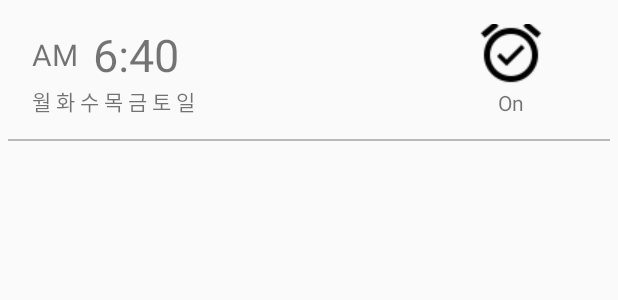
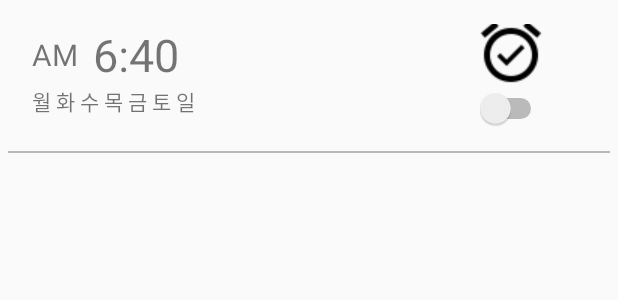
Before and after one commit to jungjusung/BoostcampAlarmApp, an Android app: the layout alarmlist_item.xml on its own in the app's theme, with its tools: preview values and no code run, on a phone screen of 412 x 824 dp. Shown: the top 300 px of the screen. Run offline under Robolectric (Android 15) with nearby library versions, the phone set to English and light mode, and no system bars.

Commit message:
db update

```diff
--- a/MyApplication/app/src/main/java/jungjusung/boostcamp/android/alarmapp/AlarmAdapter.java
+++ b/MyApplication/app/src/main/java/jungjusung/boostcamp/android/alarmapp/AlarmAdapter.java
@@ -35,7 +35,9 @@ public class AlarmAdapter extends RecyclerView.Adapter<AlarmViewHolder>{
 
         return alarmViewHolder;
     }
-
+    public void setItem(int size){
+        mAlarmItems=size;
+    }
     @Override
     public void onBindViewHolder(AlarmViewHolder holder, int position) {
         Log.d(TAG, "#" + position);
--- a/MyApplication/app/src/main/res/layout/alarmlist_item.xml
+++ b/MyApplication/app/src/main/res/layout/alarmlist_item.xml
@@ -1,7 +1,7 @@
 <?xml version="1.0" encoding="utf-8"?>
 <LinearLayout xmlns:android="http://schemas.android.com/apk/res/android"
     android:layout_width="match_parent"
-    android:layout_height="match_parent"
+    android:layout_height="wrap_content"
     android:orientation="vertical"
     android:paddingLeft="5dp"
     android:paddingRight="5dp">
@@ -55,11 +55,31 @@
                 android:text="@string/tv_day" />
         </LinearLayout>
 
-
-        <TextView
+        <LinearLayout
             android:layout_width="0dp"
             android:layout_height="match_parent"
-            android:layout_weight="2" />
+            android:layout_weight="2"
+            android:orientation="vertical"
+            android:paddingLeft="16sp"
+            >
+            <TextView
+                android:id="@+id/tv_sound_name"
+                android:layout_width="match_parent"
+                android:layout_height="0dp"
+                android:layout_weight="1"
+                android:gravity="center_vertical"
+                android:textSize="16sp"
+                />
+            <TextView
+                android:id="@+id/tv_memo"
+                android:layout_width="match_parent"
+                android:layout_height="0dp"
+                android:layout_weight="1"
+                android:textSize="16sp"
+                />
+
+        </LinearLayout>
+
 
         <LinearLayout
             android:layout_width="0dp"
@@ -74,13 +94,12 @@
                 android:layout_gravity="center_horizontal"
                 android:layout_marginTop="-5dp"
                 android:background="@drawable/ic_alarm_on" />
-
-            <TextView
-                android:id="@+id/tv_useAlarm"
+            <Switch
+                android:id="@+id/sw_use"
                 android:layout_width="wrap_content"
                 android:layout_height="wrap_content"
                 android:layout_gravity="center_horizontal"
-                android:text="@string/tv_alarm_off" />
+                />
         </LinearLayout>
 
         <TextView
```
Also changed, not shown: MyApplication/app/src/main/java/jungjusung/boostcamp/android/alarmapp/AddAlarmActivity.java (+93 -21 lines), MyApplication/app/src/main/java/jungjusung/boostcamp/android/alarmapp/Alarm.java (+33 -16 lines), MyApplication/app/src/main/java/jungjusung/boostcamp/android/alarmapp/AlarmViewHolder.java (+53 -8 lines), MyApplication/app/src/main/java/jungjusung/boostcamp/android/alarmapp/MainActivity.java (+20 -1 lines), MyApplication/app/src/main/java/jungjusung/boostcamp/android/alarmapp/RealmInit.java (+10 -0 lines).
